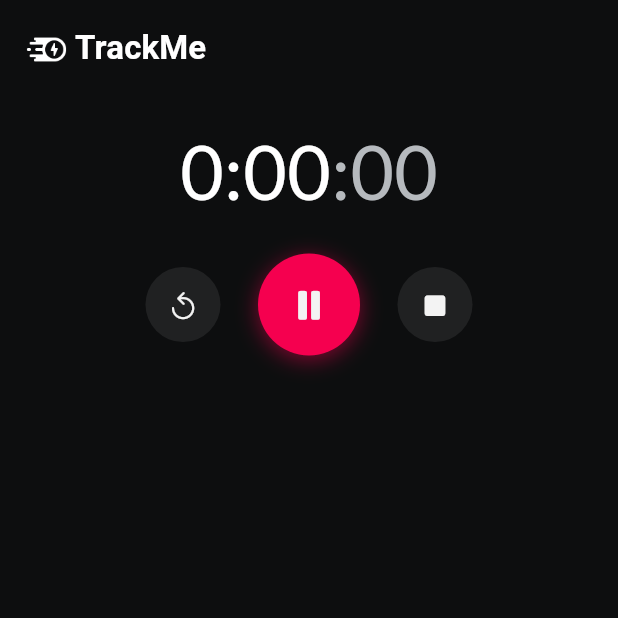
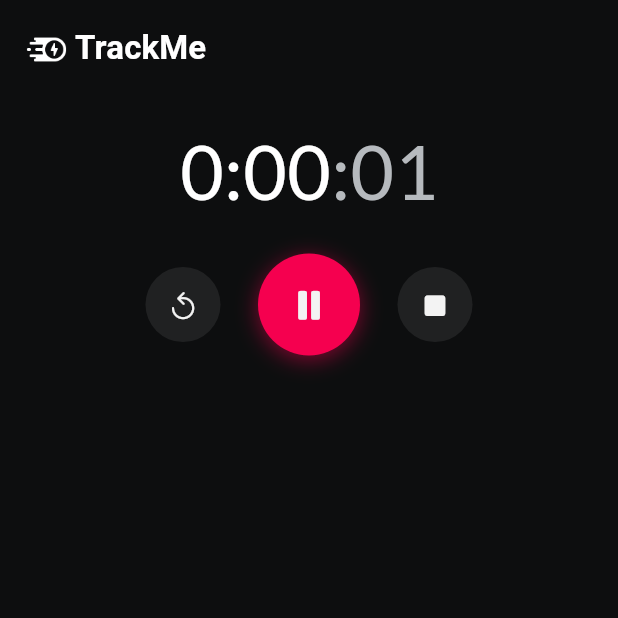
Before and after one commit to VladLabsCo/track-me, a Flutter app: the Home screen opened directly, after a tap on an icon or button, on a phone screen of 412 x 824 dp, the top half of it. Run offline on Flutter 3.47's test engine with Material 3 defaults, Android fonts, the phone set to English and light mode, and no system bars; our stand-ins replace flutter_riverpod, freezed_annotation, go_router, google_fonts, riverpod_annotation, shared_preferences; accounts and stored records are empty; generated files the repository leaves out were written again.

Commit message:
feat: timer clock animation & refactor

```diff
--- a/lib/app/core/core.dart
+++ b/lib/app/core/core.dart
@@ -1,3 +1,6 @@
+// Helpers
+export 'helpers/tm_dialog_confirm.dart';
+
 // Providers
 export 'providers/disk_storage_provider.dart';
 export 'providers/user_provider.dart';
--- a/lib/app/features/home/home.dart
+++ b/lib/app/features/home/home.dart
@@ -1,6 +1,6 @@
 import 'package:flutter/material.dart';
 import 'package:track_me/app/core/core.dart';
-import 'package:track_me/app/features/home/widgets/timer.dart';
+import 'package:track_me/app/features/home/widgets/timer/timer.dart';
 
 class Home extends StatelessWidget {
   const Home({super.key});
--- /dev/null
+++ b/lib/app/features/home/widgets/timer/timer.dart
@@ -0,0 +1,22 @@
+import 'package:flutter/cupertino.dart';
+import 'package:flutter/material.dart';
+import 'package:track_me/app/features/home/widgets/timer/timer_controls.dart';
+import 'package:track_me/app/features/home/widgets/timer/timer_time.dart';
+
+class Timer extends StatelessWidget {
+  const Timer({super.key});
+
+  @override
+  Widget build(BuildContext context) {
+    return const SizedBox(
+      width: double.infinity,
+      child: Column(
+        children: [
+          TimerTime(),
+          SizedBox(height: 20),
+          TimerControls(),
+        ],
+      ),
+    );
+  }
+}
--- a/lib/app/features/home/widgets/timer.dart
+++ b/lib/app/features/home/widgets/timer/timer_controls.dart
@@ -3,51 +3,6 @@ import 'package:flutter/material.dart';
 import 'package:flutter_riverpod/flutter_riverpod.dart';
 import 'package:track_me/app/core/core.dart';
 import 'package:track_me/app/features/home/providers/timer_provider.dart';
-
-class Timer extends StatelessWidget {
-  const Timer({super.key});
-
-  @override
-  Widget build(BuildContext context) {
-    return const SizedBox(
-      width: double.infinity,
-      child: Column(
-        children: [
-          TimerTime(),
-          SizedBox(height: 20),
-          TimerControls(),
-        ],
-      ),
-    );
-  }
-}
-
-class TimerTime extends StatelessWidget {
-  const TimerTime({super.key});
-
-  @override
-  Widget build(BuildContext context) {
-    const clockTextStyle = TextStyle(
-      fontSize: 50,
-    );
-
-    return Row(
-      mainAxisSize: MainAxisSize.min,
-      children: [
-        const Text(
-          '0:00',
-          style: clockTextStyle,
-        ),
-        Text(
-          ':00',
-          style: clockTextStyle.copyWith(
-            color: const Color(0xFFB6BABE),
-          ),
-        ),
-      ],
-    );
-  }
-}
 
 class TimerControls extends ConsumerWidget {
   const TimerControls({super.key});
@@ -72,35 +27,25 @@ class TimerControls extends ConsumerWidget {
     }
 
     Future<void> handleStop() async {
-      final hasAgreed = await showDialog<bool>(
+      await tmDialogConfirm(
         context: context,
-        builder: (context) => AlertDialog(
-          title: const Text(
-            'End activity',
-          ),
-          content: const Text(
-            'Are you sure you are done with it?',
-          ),
-          actions: [
-            TextButton(
-              onPressed: () => Navigator.of(context).pop(false),
-              child: const Text(
-                'Nevermind...',
-                style: TextStyle(color: Colors.grey),
-              ),
-            ),
-            TextButton(
-              onPressed: () => Navigator.of(context).pop(true),
-              child: const Text(
-                'Yes!',
-                style: TextStyle(color: Colors.blue),
-              ),
-            ),
-          ],
-        ),
+        title: 'End activity',
+        subtitle: 'Are you sure you are done with it?',
+        deny: 'Nevermind...',
+        accept: 'Yes!',
+        onAccepted: ref.read(timerNotifierProvider.notifier).stop,
       );
+    }
 
-      if (hasAgreed ?? false) ref.read(timerNotifierProvider.notifier).stop();
+    Future<void> handleCancel() async {
+      await tmDialogConfirm(
+        context: context,
+        title: 'Cancel activity',
+        subtitle: 'Are you sure you want to discard your progress?',
+        deny: 'Oops, go back',
+        accept: 'Yes, cancel it!',
+        onAccepted: ref.read(timerNotifierProvider.notifier).stop,
+      );
     }
 
     return Row(
@@ -110,7 +55,7 @@ class TimerControls extends ConsumerWidget {
           TmIconButton(
             padding: 15,
             backgroundColor: Theme.of(context).cardColor,
-            onPressed: handleStop,
+            onPressed: handleCancel,
             child: const Icon(
               CupertinoIcons.arrow_counterclockwise,
               size: 20,
--- /dev/null
+++ b/lib/app/features/home/widgets/timer/timer_time.dart
@@ -0,0 +1,110 @@
+import 'dart:async';
+
+import 'package:flutter/material.dart';
+import 'package:flutter_riverpod/flutter_riverpod.dart';
+import 'package:track_me/app/features/home/providers/timer_provider.dart';
+
+class TimerTime extends ConsumerWidget {
+  const TimerTime({super.key});
+
+  @override
+  Widget build(BuildContext context, WidgetRef ref) {
+    return _TimerTimeConsumer(ref.watch(timerNotifierProvider));
+  }
+}
+
+class _TimerTimeConsumer extends StatefulWidget {
+  const _TimerTimeConsumer(this.timerState);
+
+  final TimerState timerState;
+
+  @override
+  State<_TimerTimeConsumer> createState() => _TimerTimeConsumerState();
+}
+
+class _TimerTimeConsumerState extends State<_TimerTimeConsumer> {
+  String _timeHM = '0:00';
+  String _timeS = '00';
+
+  Timer? _timer;
+
+  @override
+  void didUpdateWidget(covariant _TimerTimeConsumer oldWidget) {
+    switch (widget.timerState.clockState) {
+      case TimerClockState.initial:
+        _resetTimer(
+          oldWidget.timerState.clockState == TimerClockState.running,
+        );
+      case TimerClockState.running:
+        _startTimer(
+          widget.timerState.runDate!,
+          widget.timerState.durationAtPause,
+        );
+      case TimerClockState.paused:
+        _stopTimer();
+    }
+
+    super.didUpdateWidget(oldWidget);
+  }
+
+  void _resetTimer(bool wasRunning) {
+    if (wasRunning) _timer!.cancel();
+
+    setState(() {
+      _timeHM = '0:00';
+      _timeS = '00';
+      if (wasRunning) _timer = null;
+    });
+  }
+
+  void _startTimer(DateTime runDate, Duration durationAtPause) {
+    setState(() {
+      _timer ??= Timer.periodic(
+        const Duration(seconds: 1),
+        (_) => _getSetTime(runDate, durationAtPause),
+      );
+    });
+  }
+
+  void _stopTimer() {
+    if (_timer != null) {
+      _timer!.cancel();
+
+      setState(() {
+        _timer = null;
+      });
+    }
+  }
+
+  void _getSetTime(DateTime runDate, Duration durationAtPause) {
+    final now = DateTime.now();
+    final difference = now.difference(runDate) + durationAtPause;
+
+    final hours = difference.inHours.toString();
+    final minutes = (difference.inMinutes % 60).toString().padLeft(2, '0');
+    final seconds = (difference.inSeconds % 60).toString().padLeft(2, '0');
+
+    setState(() {
+      _timeHM = '$hours:$minutes';
+      _timeS = seconds;
+    });
+  }
+
+  final clockTextStyle = const TextStyle(
+    fontSize: 50,
+  );
+
+  @override
+  Widget build(BuildContext context) {
+    return Row(
+      mainAxisSize: MainAxisSize.min,
+      children: [
+        Text(_timeHM, style: clockTextStyle),
+        Text(
+          ':$_timeS',
+          style: clockTextStyle.copyWith(color: const Color(0xFFB6BABE)),
+        ),
+      ],
+    );
+  }
+}
```
Also changed, not shown: lib/app/core/helpers/tm_dialog_confirm.dart (added, +30 -0 lines), lib/app/features/home/providers/timer_provider.dart (+8 -1 lines).
